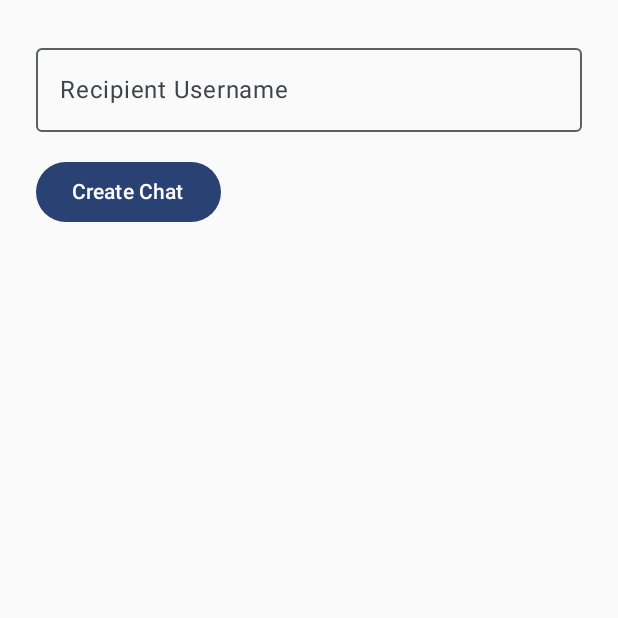
After one commit to AlexBritoOfficial/WhatsPackt, an Android app built with Jetpack Compose: the StartNewConversationScreen screen opened through its navigation route, on a phone screen of 412 x 824 dp, the top half of it. The commit adds this screen. Run offline under Robolectric (Android 15) with nearby library versions, the phone set to English and light mode, and no system bars; our stand-ins replace Dagger/Hilt's generated code, Firebase (no records; nobody signed in at launch, a user with empty details on screens opened directly).

Commit message:
Created the StartNewConversationScreen Implementation

```diff
--- a/app/src/main/java/com/packt/whatspackt/ui/navigation/WhatsPacktNavigation.kt
+++ b/app/src/main/java/com/packt/whatspackt/ui/navigation/WhatsPacktNavigation.kt
@@ -1,5 +1,6 @@
 package com.packt.whatspackt.ui.navigation
 
+import StartNewConversationScreen
 import androidx.compose.runtime.Composable
 import androidx.navigation.NavGraphBuilder
 import androidx.navigation.NavHostController
@@ -10,7 +11,6 @@ import androidx.navigation.navArgument
 import androidx.navigation.navDeepLink
 import com.packt.chat.ui.ChatScreen
 import com.packt.conversations.ui.ConversationListScreen
-import com.packt.create_chat.CreateConversationScreen
 import com.packt.framework.navigation.DeepLinks
 import com.packt.framework.navigation.NavRoutes
 
@@ -42,9 +42,7 @@ private fun NavGraphBuilder.addConversationList(navController: NavHostController
 private fun NavGraphBuilder.addNewConversation(navController: NavHostController) {
 
     composable(route = NavRoutes.NewConversation) {
-        CreateConversationScreen(onCreateConversation = {
-            navController.navigate(NavRoutes.Chat)
-        })
+        StartNewConversationScreen()
     }
 
 }
--- /dev/null
+++ b/feature/create_chat/src/main/java/com/packt/create_chat/ui/StartNewConversationScreen.kt
@@ -0,0 +1,50 @@
+import androidx.compose.foundation.layout.Column
+import androidx.compose.foundation.layout.Spacer
+import androidx.compose.foundation.layout.fillMaxWidth
+import androidx.compose.foundation.layout.height
+import androidx.compose.foundation.layout.padding
+import androidx.compose.material3.Button
+import androidx.compose.material3.OutlinedTextField
+import androidx.compose.material3.Text
+import androidx.compose.runtime.Composable
+import androidx.compose.runtime.getValue
+import androidx.compose.runtime.mutableStateOf
+import androidx.compose.runtime.remember
+import androidx.compose.runtime.setValue
+import androidx.compose.ui.Modifier
+import androidx.compose.ui.platform.LocalContext
+import androidx.compose.ui.unit.dp
+import androidx.hilt.navigation.compose.hiltViewModel
+
+@Composable
+fun StartNewConversationScreen(
+    viewModel: StartNewConversationViewModel = hiltViewModel(),
+   // onConversationCreated: (String) -> Unit // conversationId
+) {
+    var userName by remember { mutableStateOf("") }
+    val context = LocalContext.current
+
+    Column(modifier = Modifier.padding(24.dp)) {
+        OutlinedTextField(
+            value = userName,
+            onValueChange = { userName = it },
+            label = { Text("Recipient Username") },
+            modifier = Modifier.fillMaxWidth()
+        )
+        Spacer(modifier = Modifier.height(16.dp))
+        Button(onClick = {
+            if (userName.isNotBlank()) {
+//                viewModel.startConversation(userName.trim(),
+//                    onSuccess = { conversationId ->
+//                        onConversationCreated(conversationId)
+//                    },
+//                    onError = { error ->
+//                        Toast.makeText(context, error, Toast.LENGTH_SHORT).show()
+//                    }
+//                )
+            }
+        }) {
+            Text("Create Chat")
+        }
+    }
+}
--- /dev/null
+++ b/feature/create_chat/src/main/java/com/packt/create_chat/ui/StartNewConversationViewModel.kt
@@ -0,0 +1,15 @@
+import androidx.lifecycle.ViewModel
+import com.google.firebase.auth.FirebaseAuth
+import com.google.firebase.firestore.FieldValue
+import com.google.firebase.firestore.FirebaseFirestore
+import dagger.hilt.android.lifecycle.HiltViewModel
+import kotlinx.coroutines.flow.MutableStateFlow
+import kotlinx.coroutines.flow.asStateFlow
+import kotlinx.coroutines.flow.update
+import javax.inject.Inject
+
+
+class StartNewConversationViewModel (
+) : ViewModel() {
+
+}
--- a/gradle/libs.versions.toml
+++ b/gradle/libs.versions.toml
@@ -50,6 +50,8 @@ workRuntimeKtx = "2.10.1"
 runtimeAndroid = "1.6.6"
 lifecycleViewmodelAndroid = "2.8.7"
 lifecycleViewmodelAndroidVersion = "2.8.6"
+coilBase = "2.7.0"
+foundationLayoutAndroid = "1.6.6"
 
 [libraries]
 accompanist-pager = { module = "com.google.accompanist:accompanist-pager", version.ref = "accompanistPager" }
@@ -114,6 +116,8 @@ androidx-tools-core = { group = "androidx.privacysandbox.tools", name = "tools-c
 androidx-runtime-android = { group = "androidx.compose.runtime", name = "runtime-android", version.ref = "runtimeAndroid" }
 androidx-lifecycle-viewmodel-android = { group = "androidx.lifecycle", name = "lifecycle-viewmodel-android", version.ref = "lifecycleViewmodelAndroid" }
 lifecycle-viewmodel-android = { group = "androidx.lifecycle", name = "lifecycle-viewmodel-android", version.ref = "lifecycleViewmodelAndroidVersion" }
+coil-base = { group = "io.coil-kt", name = "coil-base", version.ref = "coilBase" }
+androidx-foundation-layout-android = { group = "androidx.compose.foundation", name = "foundation-layout-android", version.ref = "foundationLayoutAndroid" }
 
 [plugins]
 android-application = { id = "com.android.application", version.ref = "agp" }
```
Also changed, not shown: feature/create_chat/build.gradle.kts (+20 -1 lines), feature/create_chat/src/main/java/com/packt/create_chat/CreateConversationScreen.kt (deleted, +0 -8 lines).
